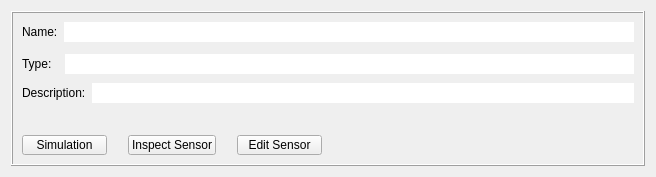
Above: src/View/infowidget.ui from MatteoMazzotti0/EngineChart before the change. Below: the same form after it.
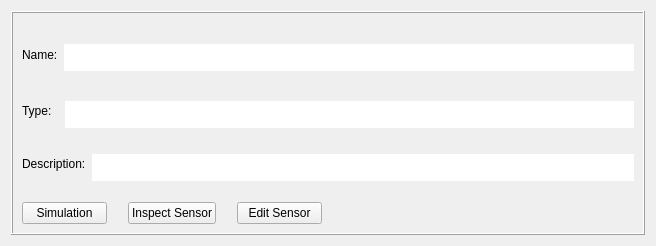
That is the form after the change.

Commit message: Fixata descrizione nome e tipo

What changed in the file:
```diff
--- a/src/View/infowidget.ui
+++ b/src/View/infowidget.ui
@@ -10,11 +10,11 @@
     <x>0</x>
     <y>0</y>
     <width>656</width>
-    <height>177</height>
+    <height>246</height>
    </rect>
   </property>
   <property name="sizePolicy">
-   <sizepolicy hsizetype="Preferred" vsizetype="MinimumExpanding">
+   <sizepolicy hsizetype="Expanding" vsizetype="Expanding">
     <horstretch>0</horstretch>
     <verstretch>0</verstretch>
    </sizepolicy>
@@ -34,8 +34,8 @@
   <property name="windowTitle">
    <string>Dialog</string>
   </property>
-  <layout class="QGridLayout" name="gridLayout">
-   <item row="0" column="0">
+  <layout class="QVBoxLayout" name="verticalLayout_2">
+   <item>
     <widget class="QFrame" name="frame">
      <property name="minimumSize">
       <size>
@@ -61,7 +61,7 @@
         <item>
          <widget class="QLabel" name="NameLabel">
           <property name="sizePolicy">
-           <sizepolicy hsizetype="Preferred" vsizetype="Fixed">
+           <sizepolicy hsizetype="Preferred" vsizetype="Expanding">
             <horstretch>0</horstretch>
             <verstretch>0</verstretch>
            </sizepolicy>
@@ -69,7 +69,7 @@
           <property name="maximumSize">
            <size>
             <width>16777215</width>
-            <height>30</height>
+            <height>16777215</height>
            </size>
           </property>
           <property name="text">
@@ -80,7 +80,7 @@
         <item>
          <widget class="QTextEdit" name="NameDisplay">
           <property name="sizePolicy">
-           <sizepolicy hsizetype="Expanding" vsizetype="Fixed">
+           <sizepolicy hsizetype="Expanding" vsizetype="Expanding">
             <horstretch>0</horstretch>
             <verstretch>0</verstretch>
            </sizepolicy>
@@ -88,7 +88,7 @@
           <property name="minimumSize">
            <size>
             <width>0</width>
-            <height>20</height>
+            <height>27</height>
            </size>
           </property>
           <property name="maximumSize">
@@ -107,10 +107,13 @@
            <number>0</number>
           </property>
           <property name="verticalScrollBarPolicy">
-           <enum>Qt::ScrollBarPolicy::ScrollBarAlwaysOff</enum>
+           <enum>Qt::ScrollBarPolicy::ScrollBarAsNeeded</enum>
           </property>
           <property name="horizontalScrollBarPolicy">
-           <enum>Qt::ScrollBarPolicy::ScrollBarAlwaysOff</enum>
+           <enum>Qt::ScrollBarPolicy::ScrollBarAsNeeded</enum>
+          </property>
+          <property name="sizeAdjustPolicy">
+           <enum>QAbstractScrollArea::SizeAdjustPolicy::AdjustToContents</enum>
           </property>
           <property name="lineWrapMode">
            <enum>QTextEdit::LineWrapMode::WidgetWidth</enum>
@@ -153,7 +156,7 @@
         <item>
          <widget class="QLabel" name="TypeLabel">
           <property name="sizePolicy">
-           <sizepolicy hsizetype="Preferred" vsizetype="Fixed">
+           <sizepolicy hsizetype="Preferred" vsizetype="Expanding">
             <horstretch>0</horstretch>
             <verstretch>0</verstretch>
            </sizepolicy>
@@ -194,7 +197,7 @@
         <item>
          <widget class="QTextEdit" name="TypeDisplay">
           <property name="sizePolicy">
-           <sizepolicy hsizetype="Expanding" vsizetype="Fixed">
+           <sizepolicy hsizetype="Expanding" vsizetype="Expanding">
             <horstretch>0</horstretch>
             <verstretch>0</verstretch>
            </sizepolicy>
@@ -202,7 +205,7 @@
           <property name="minimumSize">
            <size>
             <width>0</width>
-            <height>20</height>
+            <height>27</height>
            </size>
           </property>
           <property name="maximumSize">
@@ -221,10 +224,13 @@
            <number>0</number>
           </property>
           <property name="verticalScrollBarPolicy">
-           <enum>Qt::ScrollBarPolicy::ScrollBarAlwaysOff</enum>
+           <enum>Qt::ScrollBarPolicy::ScrollBarAsNeeded</enum>
           </property>
           <property name="horizontalScrollBarPolicy">
-           <enum>Qt::ScrollBarPolicy::ScrollBarAlwaysOff</enum>
+           <enum>Qt::ScrollBarPolicy::ScrollBarAsNeeded</enum>
+          </property>
+          <property name="sizeAdjustPolicy">
+           <enum>QAbstractScrollArea::SizeAdjustPolicy::AdjustToContentsOnFirstShow</enum>
           </property>
           <property name="readOnly">
            <bool>true</bool>
@@ -237,6 +243,12 @@
        <layout class="QHBoxLayout" name="horizontalLayout">
         <item>
          <widget class="QLabel" name="label">
+          <property name="sizePolicy">
+           <sizepolicy hsizetype="Preferred" vsizetype="Expanding">
+            <horstretch>0</horstretch>
+            <verstretch>0</verstretch>
+           </sizepolicy>
+          </property>
           <property name="text">
            <string>Description:</string>
           </property>
@@ -245,7 +257,7 @@
         <item>
          <widget class="QTextEdit" name="DescDisplay">
           <property name="sizePolicy">
-           <sizepolicy hsizetype="Expanding" vsizetype="Fixed">
+           <sizepolicy hsizetype="Expanding" vsizetype="Expanding">
             <horstretch>0</horstretch>
             <verstretch>0</verstretch>
            </sizepolicy>
@@ -253,7 +265,7 @@
           <property name="minimumSize">
            <size>
             <width>0</width>
-            <height>20</height>
+            <height>27</height>
            </size>
           </property>
           <property name="maximumSize">
@@ -275,10 +287,16 @@
            <number>0</number>
           </property>
           <property name="verticalScrollBarPolicy">
-           <enum>Qt::ScrollBarPolicy::ScrollBarAlwaysOff</enum>
+           <enum>Qt::ScrollBarPolicy::ScrollBarAsNeeded</enum>
           </property>
           <property name="horizontalScrollBarPolicy">
-           <enum>Qt::ScrollBarPolicy::ScrollBarAlwaysOff</enum>
+           <enum>Qt::ScrollBarPolicy::ScrollBarAsNeeded</enum>
+          </property>
+          <property name="sizeAdjustPolicy">
+           <enum>QAbstractScrollArea::SizeAdjustPolicy::AdjustToContents</enum>
+          </property>
+          <property name="lineWrapMode">
+           <enum>QTextEdit::LineWrapMode::WidgetWidth</enum>
           </property>
           <property name="readOnly">
            <bool>true</bool>
@@ -287,22 +305,6 @@
         </item>
        </layout>
       </item>
-      <item>
-       <spacer name="verticalSpacer_2">
-        <property name="orientation">
-         <enum>Qt::Orientation::Vertical</enum>
-        </property>
-        <property name="sizeType">
-         <enum>QSizePolicy::Policy::Expanding</enum>
-        </property>
-        <property name="sizeHint" stdset="0">
-         <size>
-          <width>20</width>
-          <height>50</height>
-         </size>
-        </property>
-       </spacer>
-      </item>
       <item>
        <layout class="QVBoxLayout" name="widgetLayout">
         <property name="sizeConstraint">
```
The commit also changes 2 other files.
